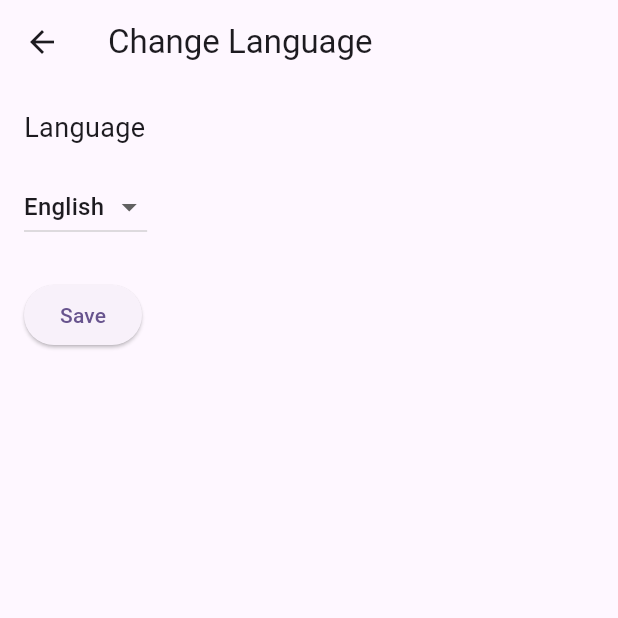
After one commit to RSSerna/za_warudo, a Flutter app: the screen it shows after launch, after a tap on the "language" icon, on a phone screen of 412 x 824 dp, the top half of it. The commit adds this screen. Run offline on Flutter 3.47's test engine with Material 3 defaults, Android fonts, the phone set to English and light mode, and no system bars; our stand-ins replace audioplayers, shared_preferences, vibration; missing offline and left inert: torch_light; generated files the repository leaves out were written again.

Commit message:
Start of Localization

```diff
--- /dev/null
+++ b/lib/language_settings_screen.dart
@@ -0,0 +1,69 @@
+import 'package:flutter/material.dart';
+import 'package:flutter_gen/gen_l10n/app_localizations.dart';
+import 'package:provider/provider.dart';
+import 'package:za_warudo/settings_provider.dart';
+
+class LanguageSettingsScreen extends StatefulWidget {
+  const LanguageSettingsScreen({super.key});
+
+  @override
+  State<LanguageSettingsScreen> createState() => _LanguageSettingsScreenState();
+}
+
+class _LanguageSettingsScreenState extends State<LanguageSettingsScreen> {
+  Locale? _selectedLocale;
+
+  @override
+  void initState() {
+    super.initState();
+    final settings = Provider.of<SettingsProvider>(context, listen: false);
+    _selectedLocale = settings.locale ?? const Locale('en');
+  }
+
+  @override
+  Widget build(BuildContext context) {
+    final loc = AppLocalizations.of(context)!;
+    final settings = Provider.of<SettingsProvider>(context);
+    return Scaffold(
+      appBar: AppBar(title: Text(loc.changeLanguage)),
+      body: Padding(
+        padding: const EdgeInsets.all(16.0),
+        child: Column(
+          crossAxisAlignment: CrossAxisAlignment.start,
+          children: [
+            Text(loc.language, style: const TextStyle(fontSize: 18)),
+            const SizedBox(height: 16),
+            DropdownButton<Locale>(
+              value: _selectedLocale,
+              items: const [
+                DropdownMenuItem(
+                  value: Locale('en'),
+                  child: Text('English'),
+                ),
+                DropdownMenuItem(
+                  value: Locale('es'),
+                  child: Text('Español'),
+                ),
+              ],
+              onChanged: (locale) {
+                setState(() {
+                  _selectedLocale = locale;
+                });
+              },
+            ),
+            const SizedBox(height: 24),
+            ElevatedButton(
+              onPressed: () async {
+                if (_selectedLocale != null) {
+                  await settings.setLocale(_selectedLocale!);
+                  if (mounted) Navigator.pop(context);
+                }
+              },
+              child: Text(loc.save),
+            ),
+          ],
+        ),
+      ),
+    );
+  }
+}
--- a/lib/main.dart
+++ b/lib/main.dart
@@ -1,12 +1,22 @@
 import 'package:flutter/material.dart';
+import 'package:flutter_gen/gen_l10n/app_localizations.dart';
+import 'package:flutter_localizations/flutter_localizations.dart';
 import 'package:provider/provider.dart';
 import 'package:za_warudo/alarm_page.dart';
 import 'package:za_warudo/alarm_provider.dart';
+import 'package:za_warudo/language_settings_screen.dart';
+import 'package:za_warudo/settings_provider.dart';
 import 'package:za_warudo/timer_page.dart';
 import 'package:za_warudo/timer_provider.dart';
 
 void main() {
-  runApp(const MyApp());
+  runApp(
+    ChangeNotifierProvider(
+      create: (_) => SettingsProvider(),
+      child: const MyApp(),
+    ),
+  );
+// ...existing code...
 }
 
 class MyApp extends StatelessWidget {
@@ -14,12 +24,24 @@ class MyApp extends StatelessWidget {
 
   @override
   Widget build(BuildContext context) {
+    final settings = Provider.of<SettingsProvider>(context);
     return MaterialApp(
       title: 'Timer & Alarm App',
       theme: ThemeData(
         colorScheme: ColorScheme.fromSeed(seedColor: Colors.deepPurple),
         useMaterial3: true,
       ),
+      locale: settings.locale,
+      localizationsDelegates: [
+        AppLocalizations.delegate,
+        GlobalMaterialLocalizations.delegate,
+        GlobalWidgetsLocalizations.delegate,
+        GlobalCupertinoLocalizations.delegate,
+      ],
+      supportedLocales: const [
+        Locale('en'),
+        Locale('es'),
+      ],
       home: const HomePage(),
     );
   }
@@ -30,14 +52,30 @@ class HomePage extends StatelessWidget {
 
   @override
   Widget build(BuildContext context) {
+    final loc = AppLocalizations.of(context)!;
     return Scaffold(
-      appBar: AppBar(title: const Text('Timer & Alarm Features')),
+      appBar: AppBar(
+        title: Text(loc.homeTitle),
+        actions: [
+          IconButton(
+            icon: const Icon(Icons.language),
+            onPressed: () {
+              Navigator.push(
+                context,
+                MaterialPageRoute(
+                  builder: (context) => const LanguageSettingsScreen(),
+                ),
+              );
+            },
+          ),
+        ],
+      ),
       body: Center(
         child: Column(
           mainAxisAlignment: MainAxisAlignment.center,
           children: [
             ElevatedButton(
-              child: const Text('Timer'),
+              child: Text(loc.timer),
               onPressed: () {
                 Navigator.push(
                   context,
@@ -51,7 +89,7 @@ class HomePage extends StatelessWidget {
               },
             ),
             ElevatedButton(
-              child: const Text('Alarm'),
+              child: Text(loc.alarm),
               onPressed: () {
                 Navigator.push(
                   context,
@@ -70,3 +108,5 @@ class HomePage extends StatelessWidget {
     );
   }
 }
+
+// LanguageSettingsScreen moved to its own file.
--- /dev/null
+++ b/lib/settings_provider.dart
@@ -0,0 +1,27 @@
+import 'package:flutter/material.dart';
+import 'package:shared_preferences/shared_preferences.dart';
+
+class SettingsProvider extends ChangeNotifier {
+  Locale? _locale;
+  Locale? get locale => _locale;
+
+  SettingsProvider() {
+    _loadLocale();
+  }
+
+  Future<void> setLocale(Locale locale) async {
+    _locale = locale;
+    notifyListeners();
+    final prefs = await SharedPreferences.getInstance();
+    await prefs.setString('locale', locale.languageCode);
+  }
+
+  Future<void> _loadLocale() async {
+    final prefs = await SharedPreferences.getInstance();
+    final code = prefs.getString('locale');
+    if (code != null) {
+      _locale = Locale(code);
+      notifyListeners();
+    }
+  }
+}
```
Also changed, not shown: lib/l10n/app_en.arb (added, +34 -0 lines), lib/l10n/app_es.arb (added, +34 -0 lines), lib/l10n/l10n.dart (added, +8 -0 lines), pubspec.yaml (+12 -1 lines), pubspec.lock, 1 other file.
